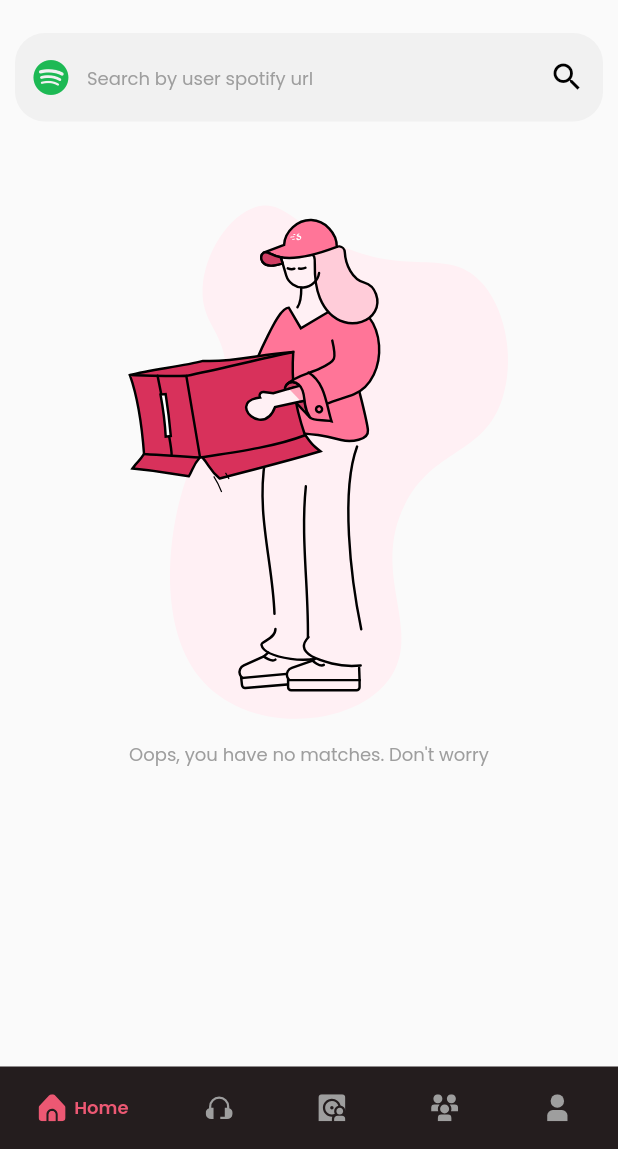
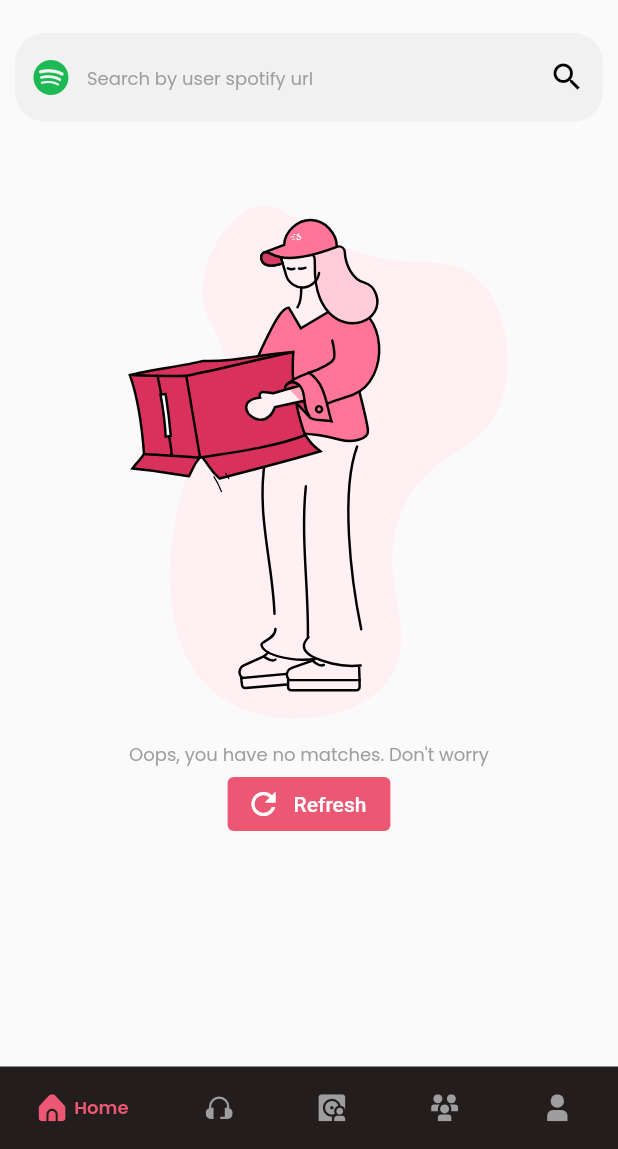
Before and after one commit to meevy-me/meevy_flutter, a Flutter app: the HomePage screen opened directly, on a phone screen of 412 x 824 dp, the part 87-1236 px from its top. Run offline on Flutter 3.47's test engine with Material 2 defaults, Android fonts, the phone set to English and light mode, and no system bars; our stand-ins replace cached_network_image, cloud_firestore, date_field, firebase_auth, firebase_core, firebase_database and 22 more; missing offline and left inert: android_intent_plus, assorted_layout_widgets, cron, flutter_libphonenumber, flutter_share_me, flutter_sim_country_code and 5 more; accounts and stored records are empty; network calls fail; statements that could not run were skipped; project files that could hold a hidden picture were left out.

Commit message:
refresh fix

```diff
--- a/lib/components/empty_widget.dart
+++ b/lib/components/empty_widget.dart
@@ -4,12 +4,18 @@ import 'package:lottie/lottie.dart';
 
 class EmptyWidget extends StatelessWidget {
   const EmptyWidget(
-      {Key? key, this.text, this.height, this.width, this.assetString})
+      {Key? key,
+      this.text,
+      this.height,
+      this.width,
+      this.assetString,
+      this.child})
       : super(key: key);
   final String? text;
   final double? height;
   final double? width;
   final String? assetString;
+  final Widget? child;
 
   @override
   Widget build(BuildContext context) {
@@ -22,7 +28,8 @@ class EmptyWidget extends StatelessWidget {
           Text(
             text!,
             style: Theme.of(context).textTheme.caption,
-          )
+          ),
+        child != null ? child! : const SizedBox.shrink()
       ],
     );
   }
--- a/lib/screens/Chat/messages.dart
+++ b/lib/screens/Chat/messages.dart
@@ -236,7 +236,7 @@ class _SpotSectionState extends State<_SpotSection> {
                                     Obx(() => spotController.mySpots.isNotEmpty
                                         ? SpotWidget(
                                             mine: true,
-                                            spots: spotController.mySpots.last,
+                                            spots: spotController.mySpots.first,
                                           )
                                         : const SizedBox.shrink())),
                             ...spotController.spots
--- a/lib/screens/discover.dart
+++ b/lib/screens/discover.dart
@@ -12,6 +12,7 @@ import 'package:soul_date/models/profile_model.dart';
 import 'package:soul_date/services/navigation.dart';
 
 import '../components/inputfield.dart';
+import '../components/pulse.dart';
 import '../components/search_profile_dialog.dart';
 import 'match_detail.dart';
 
@@ -54,6 +55,7 @@ class _DiscoverPageState extends State<DiscoverPage> {
   final TextEditingController searchField = TextEditingController();
   final ScrollController scrollController = ScrollController();
   final FocusNode _focusNode = FocusNode();
+  RxBool loading = false.obs;
   @override
   void dispose() {
     scrollController.dispose();
@@ -70,7 +72,7 @@ class _DiscoverPageState extends State<DiscoverPage> {
           child: RefreshIndicator(
             onRefresh: () {
               return Future.delayed(const Duration(seconds: 1), () {
-                controller.fetchMatches();
+                controller.fetchMatches(loading: loading);
               });
             },
             color: Theme.of(context).primaryColor,
@@ -79,7 +81,12 @@ class _DiscoverPageState extends State<DiscoverPage> {
               slivers: [
                 _buildSliverAppbar(context),
                 Obx(
-                  () => controller.matches.isNotEmpty
+                  () => loading.value
+                      ? SliverToBoxAdapter(
+                          child: LoadingPulse(
+                              color: Theme.of(context).primaryColor),
+                        )
+                      : controller.matches.isNotEmpty
                           ? SliverList(
                               delegate:
                                   SliverChildBuilderDelegate((context, index) {
@@ -100,8 +107,20 @@ class _DiscoverPageState extends State<DiscoverPage> {
                             }, childCount: controller.matches.length))
                           : SliverList(
                               delegate: SliverChildListDelegate([
-                            const EmptyWidget(
-                              text: "Oops, you have no matches. Don't worry",
+                                EmptyWidget(
+                                  text:
+                                      "Oops, you have no matches. Don't worry",
+                                  child: ElevatedButton.icon(
+                                      style: ElevatedButton.styleFrom(
+                                          backgroundColor:
+                                              Theme.of(context).primaryColor,
+                                          elevation: 0),
+                                      onPressed: () {
+                                        controller.fetchMatches(
+                                            loading: loading);
+                                      },
+                                      icon: Icon(Icons.refresh),
+                                      label: Text("Refresh")),
                                 )
                               ]),
                             ),
```
Also changed, not shown: lib/components/spot.dart (+9 -3 lines), lib/controllers/SoulController.dart (+7 -1 lines). Lines whose indentation alone changed are shown as unchanged.
